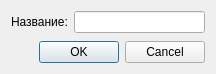
This is app/ui/dialogs/event_type_edit.ui in NTO-2nd-stage-ABP/ccms as Qt 5 draws it before an edit. The edited form follows.
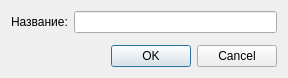
This is the edited form.

Commit message: renaming widgets

```diff
--- a/app/ui/dialogs/event_type_edit.ui
+++ b/app/ui/dialogs/event_type_edit.ui
@@ -6,8 +6,8 @@
    <rect>
     <x>0</x>
     <y>0</y>
-    <width>216</width>
-    <height>74</height>
+    <width>288</width>
+    <height>78</height>
    </rect>
   </property>
   <property name="windowTitle">
```
The commit also changes 1 other file.
